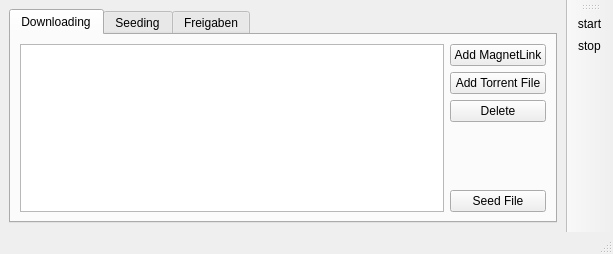
This is gui/qbit_main.ui in puhoy/qbit as Qt 5 draws it before an edit. The edited form follows.
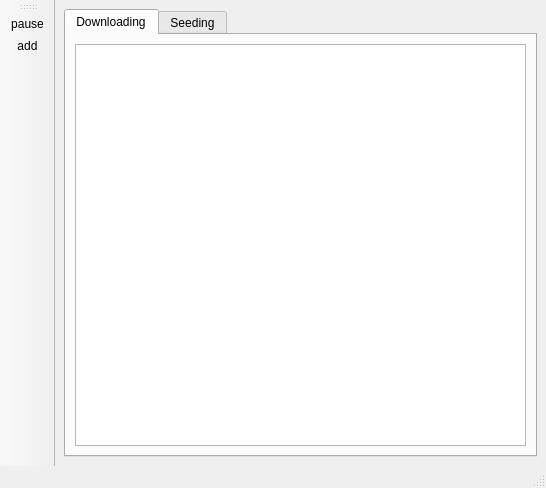
This is the edited form. Icons and pictures are not drawn.

Commit message: qtreewidget with filelist

The edit to the form file:
```diff
--- a/gui/qbit_main.ui
+++ b/gui/qbit_main.ui
@@ -6,8 +6,8 @@
    <rect>
     <x>0</x>
     <y>0</y>
-    <width>613</width>
-    <height>254</height>
+    <width>546</width>
+    <height>488</height>
    </rect>
   </property>
   <property name="windowTitle">
@@ -26,52 +26,16 @@
        </attribute>
        <layout class="QHBoxLayout" name="horizontalLayout">
         <item>
-         <widget class="QListWidget" name="lstWdgt_downloading"/>
-        </item>
-        <item>
-         <layout class="QVBoxLayout" name="verticalLayout_2">
-          <item>
-           <widget class="QPushButton" name="btn_addMagnetLink">
-            <property name="text">
-             <string>Add MagnetLink</string>
-            </property>
-           </widget>
-          </item>
-          <item>
-           <widget class="QPushButton" name="btn_addTorrentFile">
-            <property name="text">
-             <string>Add Torrent File</string>
-            </property>
-           </widget>
-          </item>
-          <item>
-           <widget class="QPushButton" name="btn_deleteTorrent">
-            <property name="text">
-             <string>Delete</string>
-            </property>
-           </widget>
-          </item>
-          <item>
-           <spacer name="verticalSpacer">
-            <property name="orientation">
-             <enum>Qt::Vertical</enum>
-            </property>
-            <property name="sizeHint" stdset="0">
-             <size>
-              <width>20</width>
-              <height>40</height>
-             </size>
-            </property>
-           </spacer>
-          </item>
-          <item>
-           <widget class="QPushButton" name="btn_create_torrent">
-            <property name="text">
-             <string>Seed File</string>
-            </property>
-           </widget>
-          </item>
-         </layout>
+         <widget class="QTreeWidget" name="treeWidget_downloading">
+          <attribute name="headerVisible">
+           <bool>false</bool>
+          </attribute>
+          <column>
+           <property name="text">
+            <string notr="true">1</string>
+           </property>
+          </column>
+         </widget>
         </item>
        </layout>
       </widget>
@@ -85,16 +49,6 @@
         </item>
        </layout>
       </widget>
-      <widget class="QWidget" name="tab_shared">
-       <attribute name="title">
-        <string>Freigaben</string>
-       </attribute>
-       <layout class="QHBoxLayout" name="horizontalLayout_3">
-        <item>
-         <widget class="QTableWidget" name="tableWidget"/>
-        </item>
-       </layout>
-      </widget>
      </widget>
     </item>
    </layout>
@@ -105,32 +59,32 @@
     <string>toolBar</string>
    </property>
    <attribute name="toolBarArea">
-    <enum>RightToolBarArea</enum>
+    <enum>LeftToolBarArea</enum>
    </attribute>
    <attribute name="toolBarBreak">
     <bool>false</bool>
    </attribute>
-   <addaction name="actionStart"/>
-   <addaction name="actionStop"/>
+   <addaction name="actionPause"/>
+   <addaction name="actionAdd"/>
   </widget>
-  <action name="actionStart">
+  <action name="actionAdd">
    <property name="icon">
-    <iconset theme="gnome">
-     <normaloff>../../.designer/backup</normaloff>../../.designer/backup</iconset>
+    <iconset>
+     <normaloff>../../../.designer/backup</normaloff>../../../.designer/backup</iconset>
    </property>
    <property name="text">
-    <string>start</string>
+    <string>add</string>
    </property>
    <property name="toolTip">
-    <string>start</string>
+    <string>add a Torrent</string>
    </property>
   </action>
-  <action name="actionStop">
+  <action name="actionPause">
    <property name="text">
-    <string>stop</string>
+    <string>pause</string>
    </property>
    <property name="toolTip">
-    <string>stop</string>
+    <string>pause seeding and leeching</string>
    </property>
   </action>
  </widget>
```
The commit also changes 2 other files.
